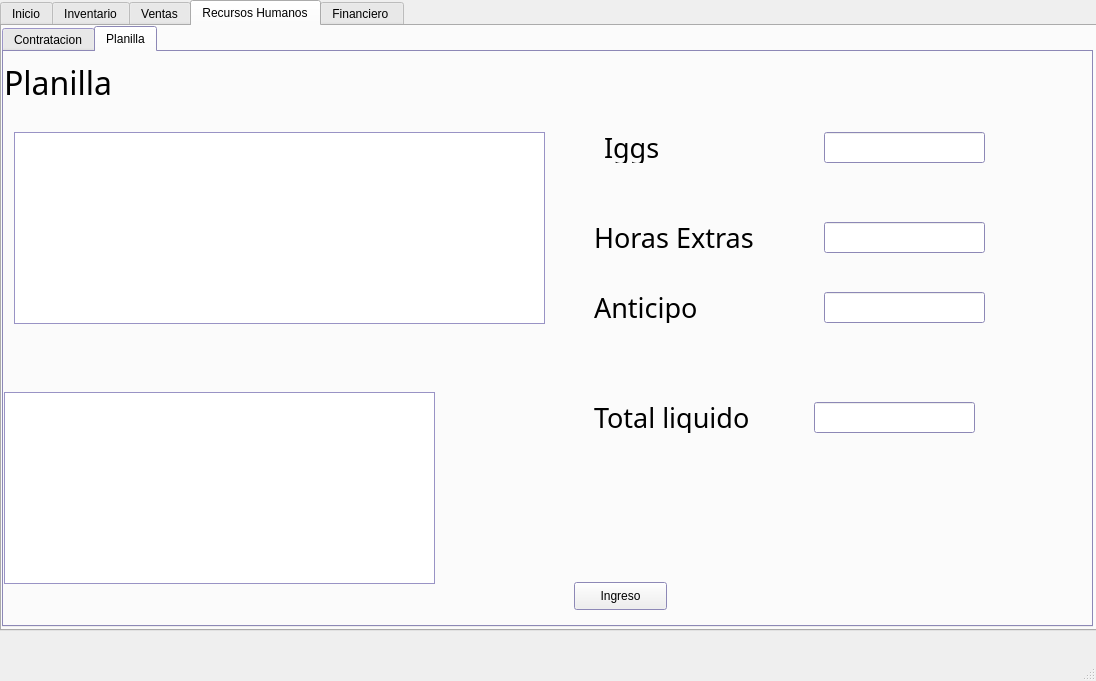
Above: Views/principal.ui from AngelAndreCotocCuzal/Proyecto_teoria_de_sistemas before the change. Below: the same form after it.
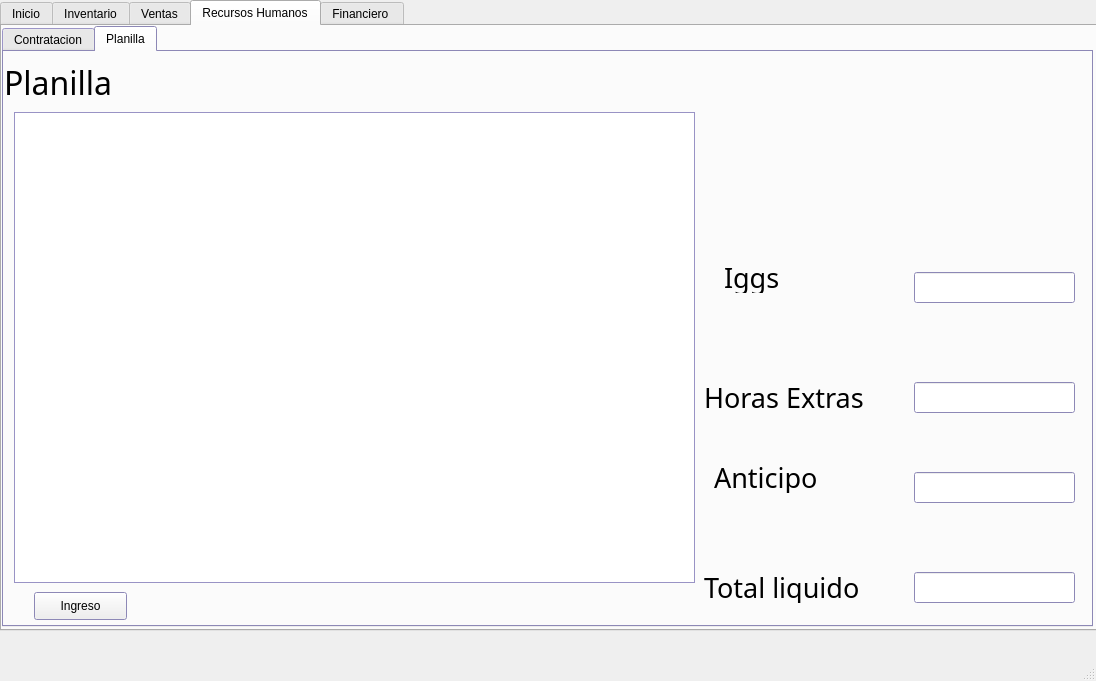
That is the form after the change. The open tabs and pages were chosen to show the change.

Diff of the .ui file:
```diff
--- a/Views/principal.ui
+++ b/Views/principal.ui
@@ -2052,8 +2052,8 @@
        <widget class="QLabel" name="label_29">
         <property name="geometry">
          <rect>
-          <x>600</x>
-          <y>80</y>
+          <x>720</x>
+          <y>210</y>
           <width>91</width>
           <height>31</height>
          </rect>
@@ -2090,8 +2090,8 @@
        <widget class="QLineEdit" name="text_media_compra_2">
         <property name="geometry">
          <rect>
-          <x>820</x>
-          <y>80</y>
+          <x>910</x>
+          <y>520</y>
           <width>161</width>
           <height>31</height>
          </rect>
@@ -2101,17 +2101,17 @@
         <property name="geometry">
          <rect>
           <x>10</x>
-          <y>80</y>
-          <width>531</width>
-          <height>192</height>
+          <y>60</y>
+          <width>681</width>
+          <height>471</height>
          </rect>
         </property>
        </widget>
        <widget class="QLabel" name="label_40">
         <property name="geometry">
          <rect>
-          <x>590</x>
-          <y>170</y>
+          <x>700</x>
+          <y>330</y>
           <width>191</width>
           <height>31</height>
          </rect>
@@ -2129,8 +2129,8 @@
        <widget class="QLabel" name="label_41">
         <property name="geometry">
          <rect>
-          <x>590</x>
-          <y>240</y>
+          <x>710</x>
+          <y>410</y>
           <width>191</width>
           <height>31</height>
          </rect>
@@ -2148,8 +2148,8 @@
        <widget class="QLabel" name="label_42">
         <property name="geometry">
          <rect>
-          <x>590</x>
-          <y>350</y>
+          <x>700</x>
+          <y>520</y>
           <width>191</width>
           <height>31</height>
          </rect>
@@ -2167,8 +2167,8 @@
        <widget class="QLineEdit" name="text_media_compra_3">
         <property name="geometry">
          <rect>
-          <x>820</x>
-          <y>170</y>
+          <x>910</x>
+          <y>220</y>
           <width>161</width>
           <height>31</height>
          </rect>
@@ -2177,8 +2177,8 @@
        <widget class="QLineEdit" name="text_media_compra_4">
         <property name="geometry">
          <rect>
-          <x>820</x>
-          <y>240</y>
+          <x>910</x>
+          <y>330</y>
           <width>161</width>
           <height>31</height>
          </rect>
@@ -2187,28 +2187,18 @@
        <widget class="QLineEdit" name="text_media_compra_5">
         <property name="geometry">
          <rect>
-          <x>810</x>
-          <y>350</y>
+          <x>910</x>
+          <y>420</y>
           <width>161</width>
           <height>31</height>
          </rect>
         </property>
        </widget>
-       <widget class="QTableView" name="tableView">
-        <property name="geometry">
-         <rect>
-          <x>0</x>
-          <y>340</y>
-          <width>431</width>
-          <height>192</height>
-         </rect>
-        </property>
-       </widget>
        <widget class="QPushButton" name="ingreso_planilla">
         <property name="geometry">
          <rect>
-          <x>570</x>
-          <y>530</y>
+          <x>30</x>
+          <y>540</y>
           <width>93</width>
           <height>28</height>
          </rect>
```
Left out of the diff: 26 changed lines with no effect on the pictures.
